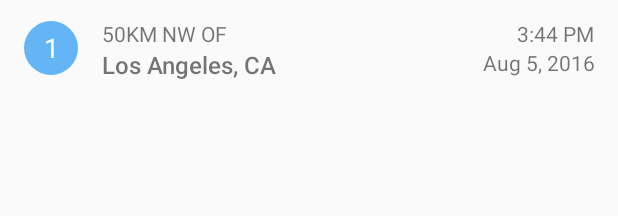
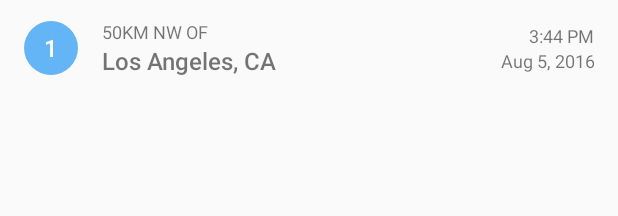
Before and after one commit to MuhammedBekir/USGS-quake-report-app, an Android app: the layout quake_list_item.xml on its own in the app's theme, with its tools: preview values and no code run, on a phone screen of 412 x 824 dp. Shown: the top 216 px of the screen. Run offline under Robolectric (Android 15) with nearby library versions, the phone set to English and light mode, and no system bars.

```diff
--- a/app/src/main/AndroidManifest.xml
+++ b/app/src/main/AndroidManifest.xml
@@ -1,6 +1,8 @@
 <?xml version="1.0" encoding="utf-8"?>
 <manifest xmlns:android="http://schemas.android.com/apk/res/android"
     package="com.example.android.usgsquakereportclient">
+
+    <uses-permission android:name="android.permission.INTERNET"></uses-permission>
 
     <application
         android:allowBackup="true"
--- a/app/src/main/res/layout/quake_list_item.xml
+++ b/app/src/main/res/layout/quake_list_item.xml
@@ -13,47 +13,50 @@
         android:id="@+id/magnitude"
         android:layout_width="@dimen/magnitude_circle_dimension"
         android:layout_height="@dimen/magnitude_circle_dimension"
-        android:layout_gravity="center"
+        android:layout_gravity="center_vertical"
         android:background="@drawable/magnitude_circle"
+        android:fontFamily="sans-serif-medium"
         android:gravity="center"
         android:textColor="@android:color/white"
-        android:textSize="@dimen/magnitude_circle_corner_radius"
+        android:textSize="@dimen/magnitude_circle_text_size"
         tools:text="1" />
 
     <LinearLayout
         android:layout_width="0dp"
-        android:layout_height="match_parent"
-        android:layout_marginLeft="@dimen/activity_horizontal_margin"
-        android:layout_weight="3"
+        android:layout_height="wrap_content"
+        android:layout_gravity="center_vertical"
+        android:layout_marginLeft="16dp"
+        android:layout_marginStart="16dp"
+        android:layout_weight="1"
         android:orientation="vertical">
 
         <TextView
             android:id="@+id/location_offset"
-            android:layout_width="match_parent"
-            android:layout_height="0dp"
-            android:layout_weight="1"
-            android:gravity="bottom"
+            android:layout_width="wrap_content"
+            android:layout_height="wrap_content"
+            android:ellipsize="end"
+            android:maxLines="1"
             android:textAllCaps="true"
-            android:textSize="14sp"
+            android:textSize="12sp"
             tools:text="50KM NW OF" />
 
         <TextView
             android:id="@+id/location_primary"
-            android:layout_width="match_parent"
-            android:layout_height="0dp"
-            android:layout_weight="1"
+            android:layout_width="wrap_content"
+            android:layout_height="wrap_content"
             android:ellipsize="end"
             android:fontFamily="sans-serif-medium"
-            android:gravity="top"
+            android:maxLines="2"
             android:textSize="16sp"
             tools:text="Los Angeles, CA" />
 
     </LinearLayout>
 
     <LinearLayout
-        android:layout_width="0dp"
+        android:layout_width="wrap_content"
         android:layout_height="match_parent"
-        android:layout_weight="1.2"
+        android:layout_marginLeft="16dp"
+        android:layout_marginStart="16dp"
         android:orientation="vertical">
 
         <TextView
@@ -62,6 +65,7 @@
             android:layout_height="0dp"
             android:layout_weight="1"
             android:gravity="bottom|end"
+            android:textSize="12sp"
             tools:text="3:44 PM" />
 
         <TextView
@@ -70,6 +74,7 @@
             android:layout_height="0dp"
             android:layout_weight="1"
             android:gravity="top|end"
+            android:textSize="12sp"
             tools:text="Aug 5, 2016" />
 
     </LinearLayout>
--- a/app/src/main/res/values/dimens.xml
+++ b/app/src/main/res/values/dimens.xml
@@ -4,4 +4,5 @@
     <dimen name="activity_vertical_margin">16dp</dimen>
     <dimen name="magnitude_circle_corner_radius">18dp</dimen>
     <dimen name="magnitude_circle_dimension">36dp</dimen>
+    <dimen name="magnitude_circle_text_size">16sp</dimen>
 </resources>
--- a/app/src/main/res/values/strings.xml
+++ b/app/src/main/res/values/strings.xml
@@ -1,3 +1,4 @@
 <resources>
     <string name="app_name">USGS Quake Report Client</string>
+    <string name="near_the">Near the</string>
 </resources>
```
Also changed, not shown: app/src/main/java/com/example/android/usgsquakereportclient/EarthQuakeAdapter.java (+30 -21 lines), app/src/main/java/com/example/android/usgsquakereportclient/EarthQuakeAsyncTask.java (+6 -5 lines), app/src/main/java/com/example/android/usgsquakereportclient/EarthQuakeExtractData.java (+6 -2 lines), app/src/main/java/com/example/android/usgsquakereportclient/MainActivity.java (+8 -7 lines).
